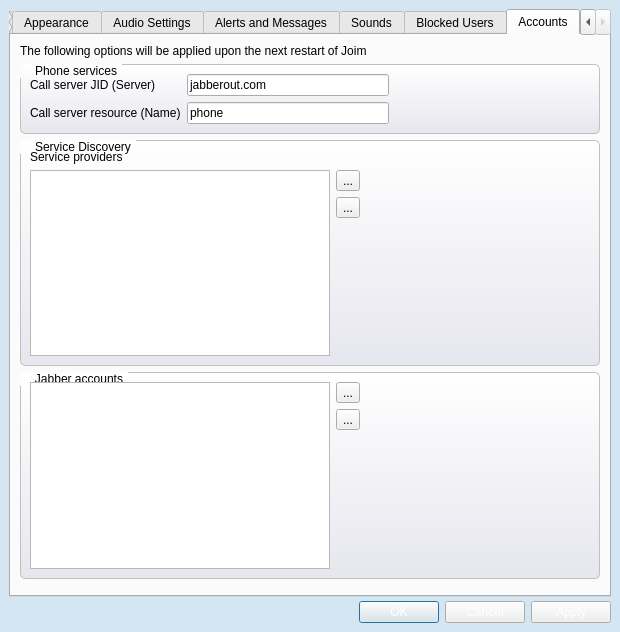
AlekSi/Jabbin, file src/tools/customwidgets/optionsdialog_base.ui: the form before one commit.
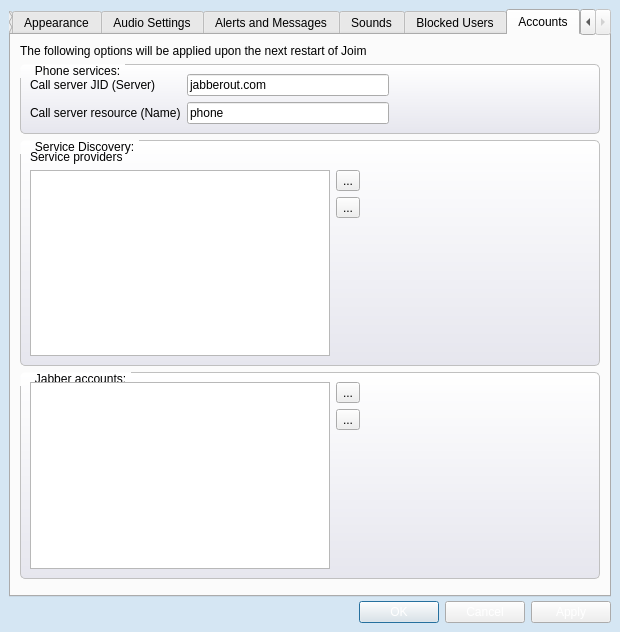
The form after the commit. The open tabs and pages were chosen to show the change. Icons and pictures are not drawn. Custom widgets are drawn as their Qt base class.

What changed in the file:
```diff
--- a/src/tools/customwidgets/optionsdialog_base.ui
+++ b/src/tools/customwidgets/optionsdialog_base.ui
@@ -1212,7 +1212,7 @@
              </size>
             </property>
             <property name="title" >
-             <string>Phone services</string>
+             <string>Phone services:</string>
             </property>
             <layout class="QGridLayout" name="gridLayout_11" >
              <item row="0" column="0" >
@@ -1262,7 +1262,7 @@
           <item row="2" column="0" >
            <widget class="QGroupBox" name="groupServiceDiscovery" >
             <property name="title" >
-             <string>Service Discovery</string>
+             <string>Service Discovery:</string>
             </property>
             <layout class="QGridLayout" name="gridLayout_12" >
              <item row="0" column="0" colspan="2" >
@@ -1336,7 +1336,7 @@
           <item row="3" column="0" >
            <widget class="QGroupBox" name="groupAccounts" >
             <property name="title" >
-             <string>Jabber accounts</string>
+             <string>Jabber accounts:</string>
             </property>
             <layout class="QGridLayout" name="gridLayout_13" >
              <item rowspan="3" row="0" column="0" >
```
Left out of the diff: 8 changed lines with no effect on the pictures.
